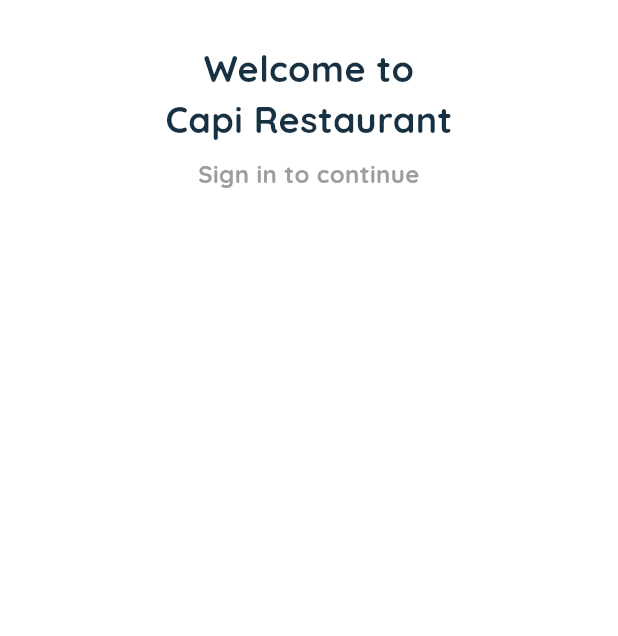
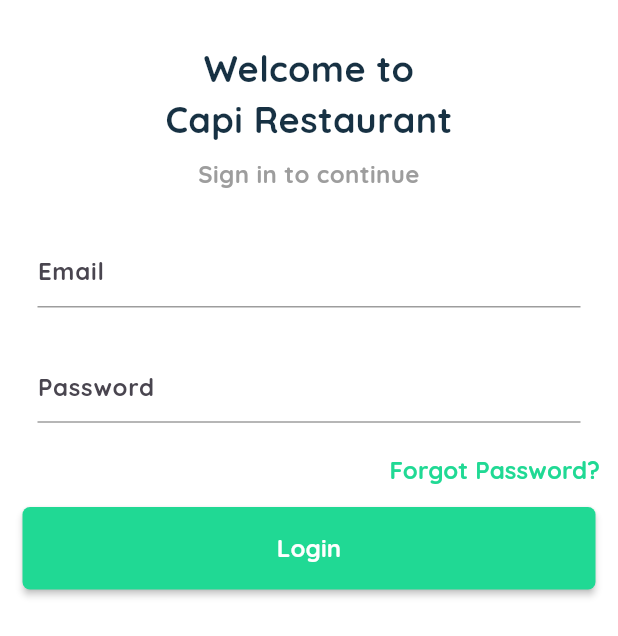
Before and after one commit to Gaitan19/flutterClass, a Flutter app: the screen it shows after launch, after a tap on "Login", on a phone screen of 412 x 824 dp. Shown: the top 636 px of the screen. Run offline on Flutter 3.47's test engine with Material 3 defaults, Android fonts, the light colour scheme and no system bars; our stand-ins replace dio, flutter_slidable, shared_preferences.

Commit message:
feat: Update LineTextfield widget to include a TextField for user input

```diff
--- a/flutterProyects/foot_restauran_app/lib/common_widget/line_textfield.dart
+++ b/flutterProyects/foot_restauran_app/lib/common_widget/line_textfield.dart
@@ -1,12 +1,36 @@
 import 'package:flutter/material.dart';
+import 'package:foot_restauran_app/common/color_extenstion.dart';
 
 class LineTextfield extends StatelessWidget {
-  const LineTextfield({super.key});
+  final TextEditingController controller;
+
+  final String hitText;
+
+  final bool obscureText;
+
+  const LineTextfield(
+      {super.key,
+      required this.controller,
+      required this.hitText,
+      this.obscureText = false});
 
   @override
   Widget build(BuildContext context) {
     return Container(
-      child: TextField(controller),
+      padding: const EdgeInsets.symmetric(horizontal: 25),
+      child: TextField(
+        controller: controller,
+        style: const TextStyle(fontSize: 16, fontWeight: FontWeight.w700),
+        obscureText: obscureText,
+        decoration: InputDecoration(
+            hintText: hitText,
+            enabledBorder: UnderlineInputBorder(
+              borderSide: BorderSide(color: TColor.gray),
+            ),
+            focusedBorder: UnderlineInputBorder(
+              borderSide: BorderSide(color: TColor.primary),
+            )),
+      ),
     );
   }
 }
--- a/flutterProyects/foot_restauran_app/lib/view/login/login_view.dart
+++ b/flutterProyects/foot_restauran_app/lib/view/login/login_view.dart
@@ -1,5 +1,7 @@
 import 'package:flutter/material.dart';
 import 'package:foot_restauran_app/common/color_extenstion.dart';
+import 'package:foot_restauran_app/common_widget/line_textfield.dart';
+import 'package:foot_restauran_app/common_widget/round_button.dart';
 
 class LoginView extends StatefulWidget {
   const LoginView({super.key});
@@ -9,6 +11,10 @@
 }
 
 class _LoginViewState extends State<LoginView> {
+  TextEditingController txtEmail = TextEditingController();
+
+  TextEditingController txtPassword = TextEditingController();
+
   @override
   Widget build(BuildContext context) {
     var media = MediaQuery.of(context).size;
@@ -44,6 +50,41 @@
                       fontSize: 16,
                       fontWeight: FontWeight.w700),
                 ),
+                SizedBox(
+                  height: media.width * 0.07,
+                ),
+                LineTextfield(controller: txtEmail, hitText: "Email"),
+                SizedBox(
+                  height: media.width * 0.07,
+                ),
+                LineTextfield(
+                  controller: txtPassword,
+                  hitText: "Password",
+                  obscureText: true,
+                ),
+                SizedBox(
+                  height: media.width * 0.02,
+                ),
+                Row(
+                  mainAxisAlignment: MainAxisAlignment.end,
+                  children: [
+                    TextButton(
+                        onPressed: () {},
+                        child: Text(
+                          "Forgot Password?",
+                          textAlign: TextAlign.center,
+                          style: TextStyle(
+                              color: TColor.primary,
+                              fontSize: 16,
+                              fontWeight: FontWeight.w700),
+                        )),
+                  ],
+                ),
+                RoundButton(
+                  title: "Login",
+                  onPressed: () {},
+                  type: RoundButtonType.primary,
+                )
               ],
             ),
           ),
```
